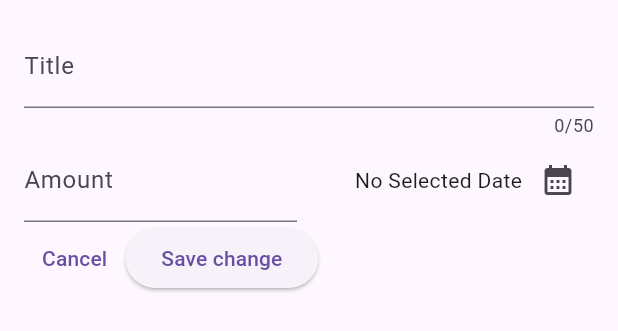
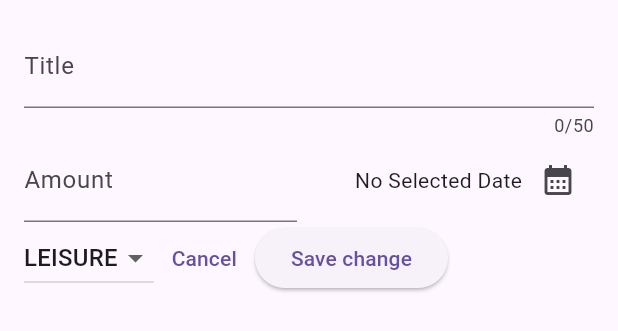
Before and after one commit to haido86/flutter-expense-tracker, a Flutter app: the NewExpense widget shown alone on an empty page, opened directly, on a phone screen of 412 x 824 dp. Shown: the top 331 px of the screen. Run offline on Flutter 3.47's test engine with Material 2 defaults, Android fonts, the phone set to English and light mode, and no system bars.

Commit message:
Add dropdown button and render the value on screen

```diff
--- a/lib/widgets/new_expense.dart
+++ b/lib/widgets/new_expense.dart
@@ -15,6 +15,7 @@ class _NewExpenseState extends State<NewExpense> {
       TextEditingController(); // after creating, need to have function to delete it after used
   final _amountController = TextEditingController();
   DateTime? _selectedDate;
+  Category _selectedCategory = Category.leisure;
 
   @override
   void dispose() {
@@ -88,6 +89,27 @@ class _NewExpenseState extends State<NewExpense> {
           ),
           Row(
             children: [
+              DropdownButton(
+                value: _selectedCategory,
+                items: Category.values
+                    .map(
+                      (category) => DropdownMenuItem(
+                        value: category, // must be provided
+                        child: Text(
+                          category.name.toUpperCase(),
+                        ),
+                      ),
+                    )
+                    .toList(),
+                onChanged: (value) {
+                  if (value == null) {
+                    return;
+                  }
+                  setState(() {
+                    _selectedCategory = value;
+                  });
+                },
+              ),
               TextButton(
                 onPressed: () {
                   Navigator.pop(
```
Also changed, not shown: pubspec.lock.
